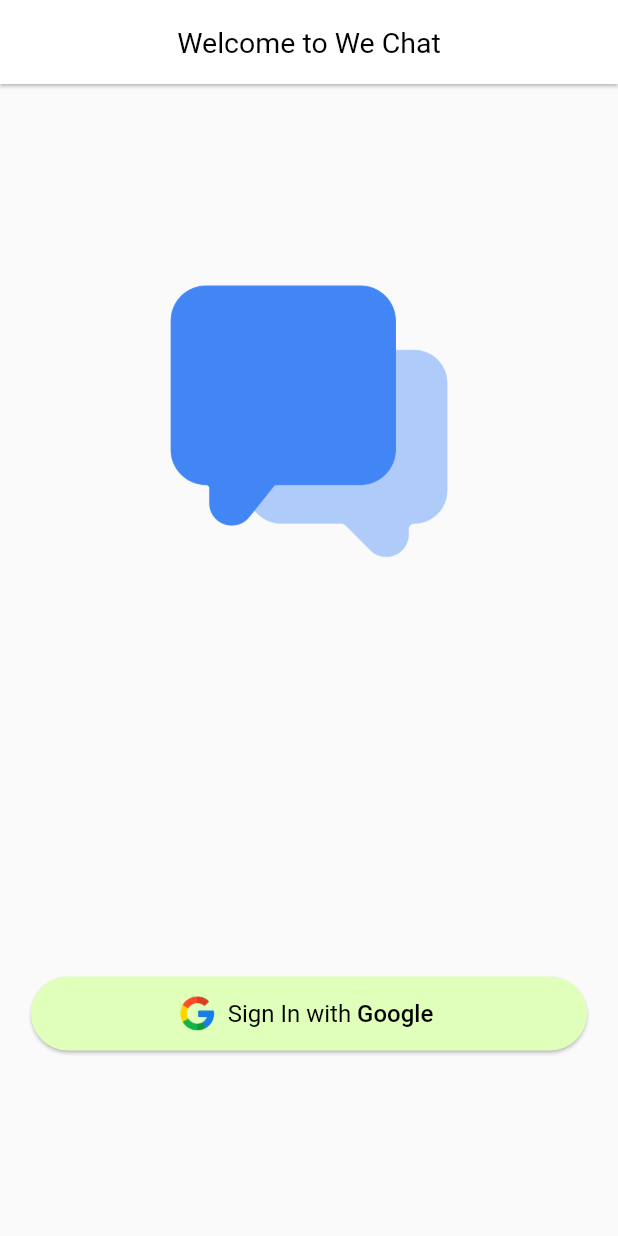
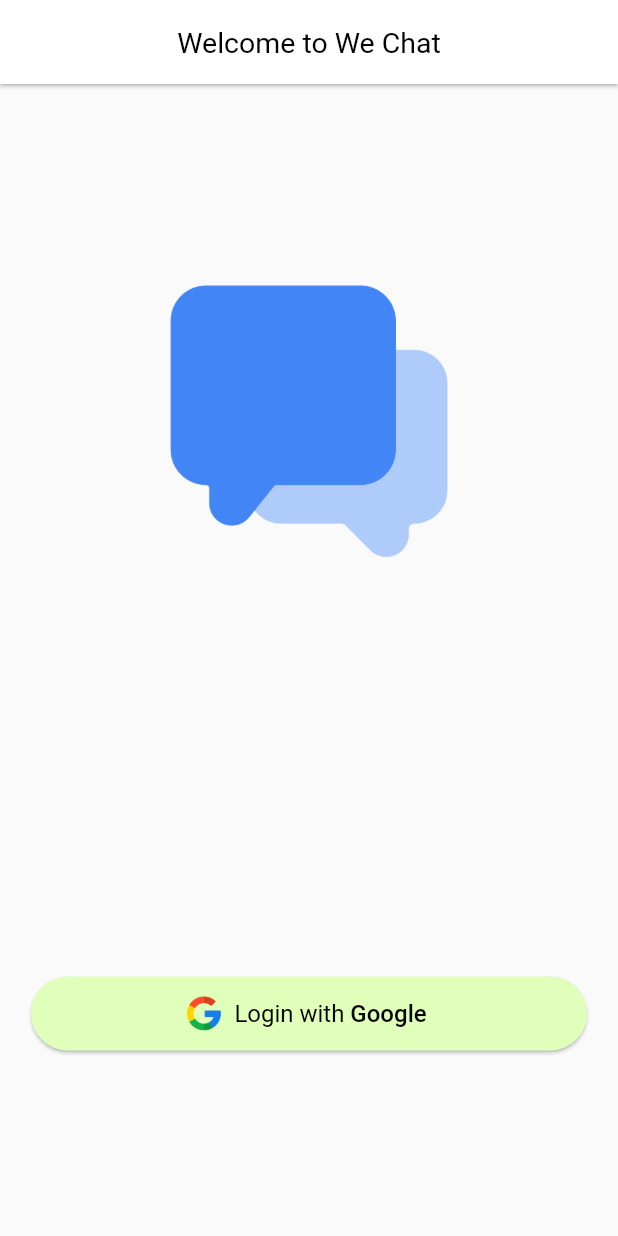
Before and after one commit to HarshAndroid/ApnaChat-Realtime-Chat-App-In-Flutter-Firebase, a Flutter app: the screen it shows after launch, on a phone screen of 412 x 824 dp. Run offline on Flutter 3.47's test engine with Material 2 defaults, Android fonts, the phone set to English and light mode, and no system bars.

Commit message:
*Login Screen UI

```diff
--- a/lib/screens/auth/login_screen.dart
+++ b/lib/screens/auth/login_screen.dart
@@ -1,7 +1,9 @@
 import 'package:flutter/material.dart';
 
 import '../../main.dart';
+import '../home_screen.dart';
 
+//login screen -- implements google sign in or sign up feature for app
 class LoginScreen extends StatefulWidget {
   const LoginScreen({super.key});
 
@@ -10,8 +12,21 @@ class LoginScreen extends StatefulWidget {
 }
 
 class _LoginScreenState extends State<LoginScreen> {
+  bool _isAnimate = false;
+
+  @override
+  void initState() {
+    super.initState();
+    Future.delayed(const Duration(milliseconds: 500), () {
+      setState(() {
+        _isAnimate = true;
+      });
+    });
+  }
+
   @override
   Widget build(BuildContext context) {
+    //initializing media query (for getting device screen size)
     mq = MediaQuery.of(context).size;
 
     return Scaffold(
@@ -21,12 +36,17 @@ class _LoginScreenState extends State<LoginScreen> {
         title: const Text('Welcome to We Chat'),
       ),
 
+      //body
       body: Stack(children: [
-        Positioned(
+        //app logo
+        AnimatedPositioned(
             top: mq.height * .15,
-            left: mq.width * .25,
+            right: _isAnimate ? mq.width * .25 : -mq.width * .5,
             width: mq.width * .5,
+            duration: const Duration(seconds: 1),
             child: Image.asset('images/icon.png')),
+
+        //google login button
         Positioned(
             bottom: mq.height * .15,
             left: mq.width * .05,
@@ -37,13 +57,20 @@ class _LoginScreenState extends State<LoginScreen> {
                     backgroundColor: const Color.fromARGB(255, 223, 255, 187),
                     shape: const StadiumBorder(),
                     elevation: 1),
-                onPressed: () {},
+                onPressed: () {
+                  Navigator.pushReplacement(
+                      context, MaterialPageRoute(builder: (_) => const HomeScreen()));
+                },
+
+                //google icon
                 icon: Image.asset('images/google.png', height: mq.height * .03),
+
+                //login with google label
                 label: RichText(
                   text: const TextSpan(
                       style: TextStyle(color: Colors.black, fontSize: 16),
                       children: [
-                        TextSpan(text: 'Sign In with '),
+                        TextSpan(text: 'Login with '),
                         TextSpan(
                             text: 'Google',
                             style: TextStyle(fontWeight: FontWeight.w500)),
--- a/lib/screens/home_screen.dart
+++ b/lib/screens/home_screen.dart
@@ -1,6 +1,7 @@
 import 'package:flutter/cupertino.dart';
 import 'package:flutter/material.dart';
 
+//home screen -- where all available contacts are shown
 class HomeScreen extends StatefulWidget {
   const HomeScreen({super.key});
 
```
